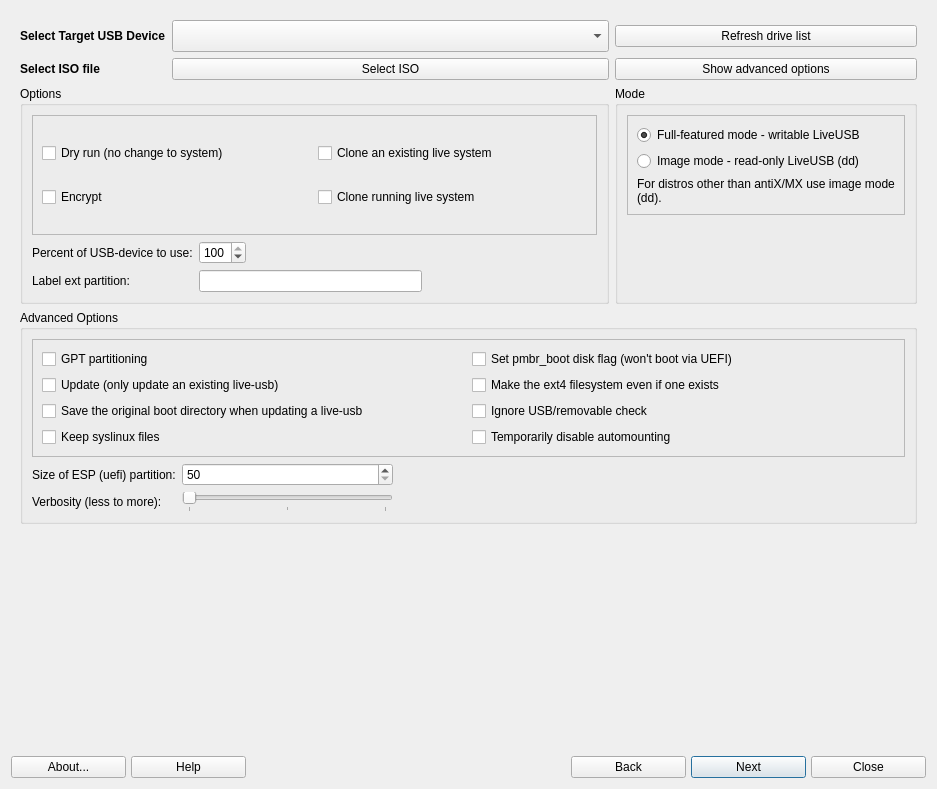
This is mainwindow.ui in AdrianTM/mx-live-usb-maker as Qt 5 draws it before an edit. The edited form follows.
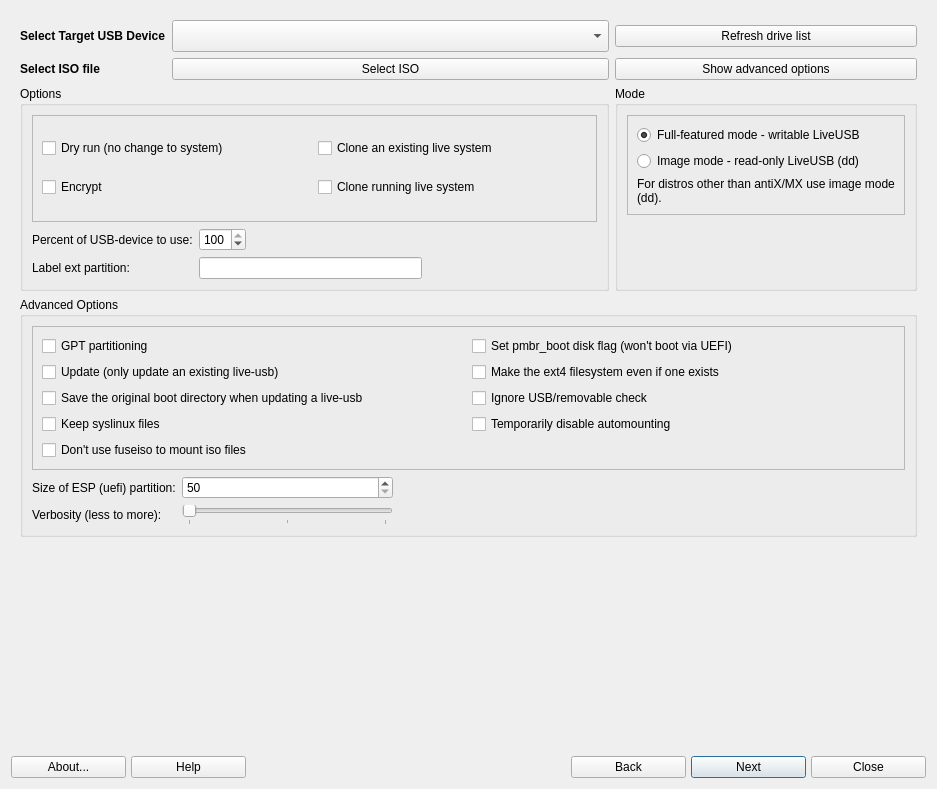
This is the edited form. Icons and pictures are not drawn.

Commit message: add nofuse to advanced options

What changed in the file:
```diff
--- a/mainwindow.ui
+++ b/mainwindow.ui
@@ -440,6 +440,13 @@
                </property>
               </widget>
              </item>
+             <item row="4" column="0">
+              <widget class="QCheckBox" name="cb_force_nofuse">
+               <property name="text">
+                <string>Don't use fuseiso to mount iso files</string>
+               </property>
+              </widget>
+             </item>
             </layout>
            </widget>
           </item>
```
Left out of the diff: 6 changed lines with no effect on the pictures. The commit also changes 51 other files.
